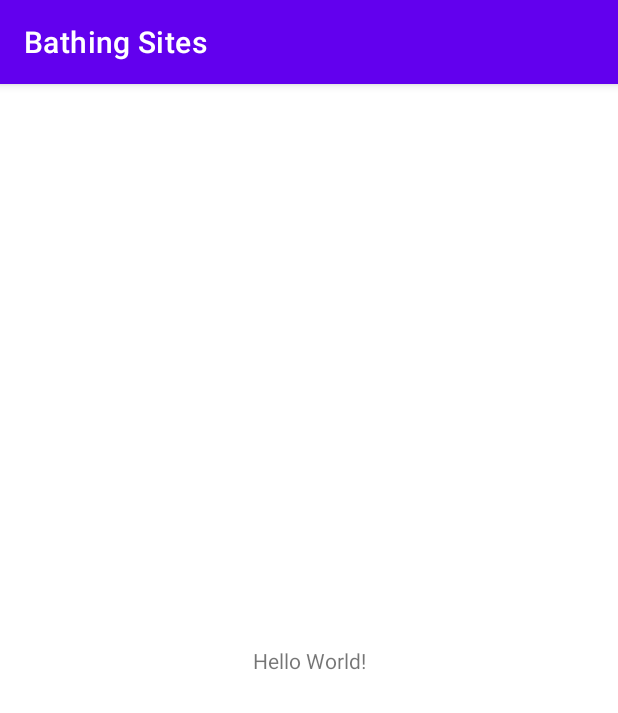
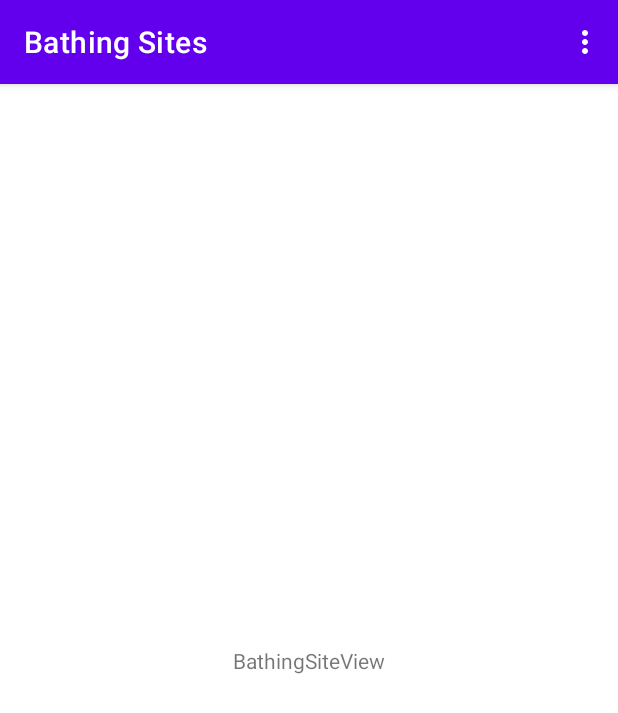
Before and after one commit to SamuelThand/bathing-sites-app, an Android app: the screen it shows after launch (MainActivity), on a phone screen of 412 x 824 dp. Shown: the top 713 px of the screen. Run offline under Robolectric (Android 15) with nearby library versions, the phone set to English and light mode, and no system bars.

Commit message:
Added main menu with settings item

```diff
--- a/app/src/main/java/se/miun/sath2102/dt031g/bathingsites/MainActivity.kt
+++ b/app/src/main/java/se/miun/sath2102/dt031g/bathingsites/MainActivity.kt
@@ -2,10 +2,22 @@ package se.miun.sath2102.dt031g.bathingsites
 
 import androidx.appcompat.app.AppCompatActivity
 import android.os.Bundle
+import android.view.Menu
+import se.miun.sath2102.dt031g.bathingsites.databinding.ActivityMainBinding
 
 class MainActivity : AppCompatActivity() {
+
+    private lateinit var binding: ActivityMainBinding
+
     override fun onCreate(savedInstanceState: Bundle?) {
         super.onCreate(savedInstanceState)
-        setContentView(R.layout.activity_main)
+        binding = ActivityMainBinding.inflate(layoutInflater)
+        setContentView(binding.root)
+    }
+
+    override fun onCreateOptionsMenu(menu: Menu?): Boolean {
+        val menuInflater = menuInflater
+        menuInflater.inflate(R.menu.main_menu, menu)
+        return true
     }
 }
--- a/app/src/main/res/layout/activity_main.xml
+++ b/app/src/main/res/layout/activity_main.xml
@@ -1,18 +1,7 @@
 <?xml version="1.0" encoding="utf-8"?>
-<androidx.constraintlayout.widget.ConstraintLayout xmlns:android="http://schemas.android.com/apk/res/android"
-    xmlns:app="http://schemas.android.com/apk/res-auto"
-    xmlns:tools="http://schemas.android.com/tools"
+<androidx.fragment.app.FragmentContainerView
+    xmlns:android="http://schemas.android.com/apk/res/android"
+    android:id="@+id/fragment_container_view"
     android:layout_width="match_parent"
     android:layout_height="match_parent"
-    tools:context=".MainActivity">
-
-    <TextView
-        android:layout_width="wrap_content"
-        android:layout_height="wrap_content"
-        android:text="Hello World!"
-        app:layout_constraintBottom_toBottomOf="parent"
-        app:layout_constraintEnd_toEndOf="parent"
-        app:layout_constraintStart_toStartOf="parent"
-        app:layout_constraintTop_toTopOf="parent" />
-
-</androidx.constraintlayout.widget.ConstraintLayout>
+    android:name="se.miun.sath2102.dt031g.bathingsites.BathingSitesFragment" />
--- a/app/src/main/res/layout/bathing_sites_view.xml
+++ b/app/src/main/res/layout/bathing_sites_view.xml
@@ -9,9 +9,11 @@
         android:id="@+id/textView"
         android:layout_width="wrap_content"
         android:layout_height="wrap_content"
-        android:layout_marginStart="164dp"
-        android:layout_marginTop="299dp"
         android:text="BathingSiteView"
+        app:layout_constraintBottom_toBottomOf="parent"
+        app:layout_constraintEnd_toEndOf="parent"
+        app:layout_constraintHorizontal_bias="0.5"
         app:layout_constraintStart_toStartOf="parent"
-        app:layout_constraintTop_toTopOf="parent" />
+        app:layout_constraintTop_toTopOf="parent"
+        app:layout_constraintVertical_bias="0.5" />
 </androidx.constraintlayout.widget.ConstraintLayout>
--- /dev/null
+++ b/app/src/main/res/menu/main_menu.xml
@@ -0,0 +1,6 @@
+<?xml version="1.0" encoding="utf-8"?>
+<menu xmlns:android="http://schemas.android.com/apk/res/android">
+
+    <item android:title="@string/menu_item_settings" />
+
+</menu>
--- a/app/src/main/res/values/strings.xml
+++ b/app/src/main/res/values/strings.xml
@@ -1,5 +1,8 @@
 <resources>
     <string name="app_name">Bathing Sites</string>
-    <!-- TODO: Remove or change this placeholder text -->
-    <string name="hello_blank_fragment">Hello blank fragment</string>
+
+    <!--  Menu  -->
+    <string name="menu_item_settings">Settings</string>
+
+
 </resources>
```
